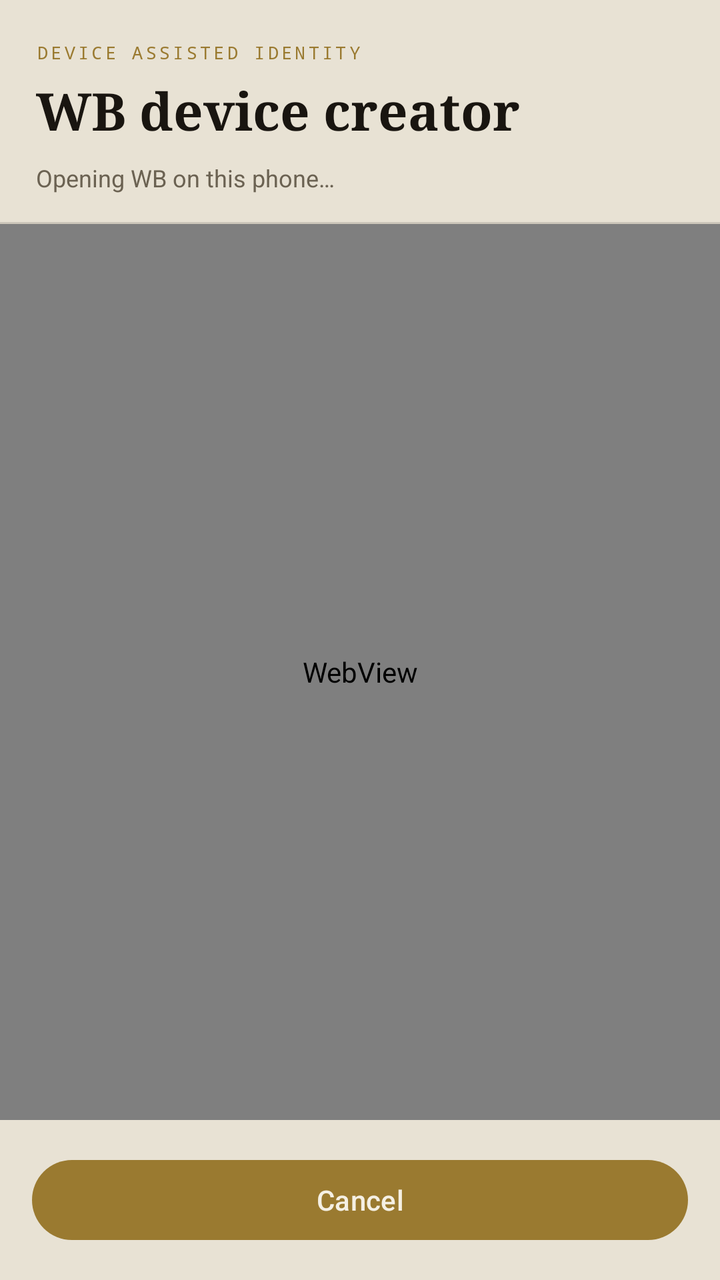
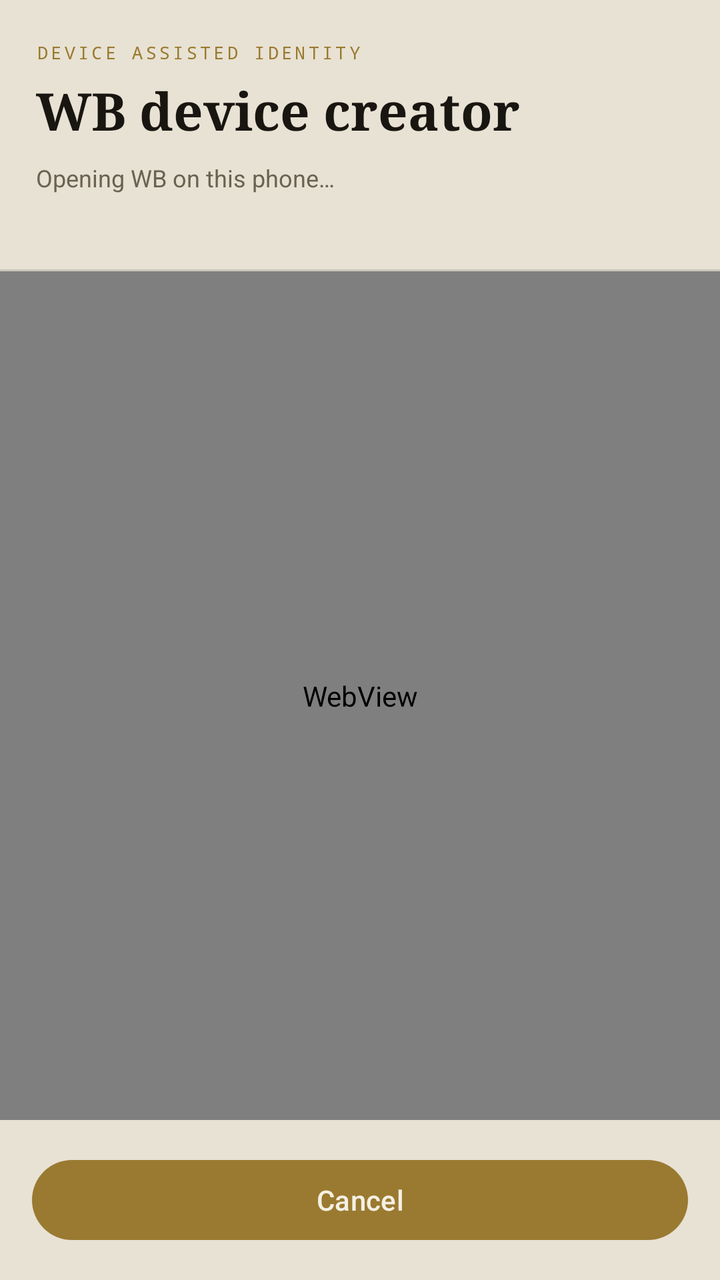

Before-and-after screenshots of an Android layout around one commit, followed by the original layout XML and the change that was made.
<!-- AndroidManifest.xml: application theme Theme.WhitelistBypass -->
<!-- res/layout/activity_wb_login.xml -->
<?xml version="1.0" encoding="utf-8"?>
<LinearLayout xmlns:android="http://schemas.android.com/apk/res/android"
    android:layout_width="match_parent"
    android:layout_height="match_parent"
    android:background="@color/surface_bg"
    android:orientation="vertical">

    <LinearLayout
        android:layout_width="match_parent"
        android:layout_height="wrap_content"
        android:orientation="vertical"
        android:paddingHorizontal="18dp"
        android:paddingTop="20dp"
        android:paddingBottom="14dp">

        <TextView
            android:layout_width="wrap_content"
            android:layout_height="wrap_content"
            android:fontFamily="monospace"
            android:letterSpacing="0.16"
            android:text="@string/wb_login_kicker"
            android:textAllCaps="true"
            android:textColor="@color/accent_emerald"
            android:textSize="9sp" />

        <TextView
            android:layout_width="wrap_content"
            android:layout_height="wrap_content"
            android:layout_marginTop="5dp"
            android:fontFamily="serif"
            android:text="@string/wb_login_title"
            android:textColor="@color/ink"
            android:textSize="26sp"
            android:textStyle="bold" />

        <TextView
            android:id="@+id/wbLoginStatus"
            android:layout_width="match_parent"
            android:layout_height="wrap_content"
            android:layout_marginTop="8dp"
            android:text="@string/wb_login_opening"
            android:textColor="@color/ink_2"
            android:textSize="12sp" />
    </LinearLayout>

    <View
        android:layout_width="match_parent"
        android:layout_height="1dp"
        android:background="@color/hair" />

    <WebView
        android:id="@+id/wbLoginWebView"
        android:layout_width="match_parent"
        android:layout_height="0dp"
        android:layout_weight="1" />

    <LinearLayout
        android:id="@+id/wbInvitePanel"
        android:layout_width="match_parent"
        android:layout_height="wrap_content"
        android:orientation="vertical"
        android:paddingHorizontal="16dp"
        android:paddingTop="10dp"
        android:visibility="gone">

        <EditText
            android:id="@+id/wbInviteInput"
            android:layout_width="match_parent"
            android:layout_height="wrap_content"
            android:hint="@string/wb_creator_invite_hint"
            android:inputType="textUri"
            android:maxLines="2" />

        <com.google.android.material.button.MaterialButton
            android:id="@+id/wbInviteSubmit"
            android:layout_width="match_parent"
            android:layout_height="wrap_content"
            android:text="@string/wb_creator_send_invite" />
    </LinearLayout>

    <com.google.android.material.button.MaterialButton
        android:id="@+id/wbLoginClose"
        android:layout_width="match_parent"
        android:layout_height="wrap_content"
        android:layout_margin="16dp"
        android:text="@string/wb_login_cancel" />
</LinearLayout>
<!-- resources referenced by this layout -->
<resources>
  <color name="accent_emerald">#FF9A7A30</color>
  <color name="hair">#22191510</color>
  <color name="ink">#FF191510</color>
  <color name="ink_2">#FF6B6252</color>
  <color name="surface_bg">#FFE8E2D4</color>
  <string name="wb_creator_invite_hint">WB invitation link</string>
  <string name="wb_creator_send_invite">Send invitation to Manager</string>
  <string name="wb_login_cancel">Cancel</string>
  <string name="wb_login_kicker">Device assisted identity</string>
  <string name="wb_login_opening">Opening WB on this phone…</string>
  <string name="wb_login_title">WB device creator</string>
  <style name="Theme.WhitelistBypass" parent="Base.Theme.WhitelistBypass" />
  <style name="Base.Theme.WhitelistBypass" parent="Theme.Material3.DayNight.NoActionBar">
          <item name="colorPrimary">@color/accent_emerald</item>
          <item name="colorOnPrimary">@color/panel_bg</item>
          <item name="colorPrimaryContainer">@color/accent_emerald_soft</item>
          <item name="colorOnPrimaryContainer">@color/accent_emerald</item>
          <item name="colorSecondary">@color/accent_emerald</item>
          <item name="colorOnSecondary">@color/panel_bg</item>
          <item name="colorSecondaryContainer">@color/accent_emerald_soft</item>
          <item name="colorOnSecondaryContainer">@color/accent_emerald</item>
          <item name="colorTertiary">@color/accent_emerald</item>
          <item name="colorOnTertiary">@color/panel_bg</item>
          <item name="colorTertiaryContainer">@color/accent_emerald_soft</item>
          <item name="colorOnTertiaryContainer">@color/accent_emerald</item>
          <item name="android:colorBackground">@color/surface_bg</item>
          <item name="android:windowLightStatusBar">@bool/light_system_bars</item>
          <item name="android:windowLightNavigationBar">@bool/light_system_bars</item>
          <item name="android:statusBarColor">@color/surface_bg</item>
          <item name="android:navigationBarColor">@color/surface_bg</item>
          <item name="colorSurface">@color/panel_bg</item>
          <item name="colorSurfaceVariant">@color/panel_2</item>
          <item name="colorSurfaceContainer">@color/panel_2</item>
          <item name="colorOnSurface">@color/ink</item>
          <item name="colorOnSurfaceVariant">@color/ink_2</item>
          <item name="colorOutline">@color/hair_strong</item>
          <item name="colorOutlineVariant">@color/hair</item>
          <item name="colorError">@color/error_red</item>
          <item name="bottomSheetDialogTheme">@style/ThemeOverlay.WhitelistBypass.BottomSheetDialog</item>
      </style>
  <color name="panel_bg">#FFF5F0E4</color>
  <color name="accent_emerald_soft">#2A9A7A30</color>
  <color name="panel_2">#FFEDE6D6</color>
  <color name="hair_strong">#55191510</color>
  <color name="error_red">#FFA4283F</color>
  <style name="ThemeOverlay.WhitelistBypass.BottomSheetDialog" parent="ThemeOverlay.Material3.BottomSheetDialog">
          <item name="bottomSheetStyle">@style/Widget.WhitelistBypass.BottomSheet</item>
          <item name="android:windowAnimationStyle">@style/Animation.Design.BottomSheetDialog</item>
          <item name="android:windowSoftInputMode">adjustResize</item>
      </style>
  <style name="Widget.WhitelistBypass.BottomSheet" parent="Widget.Material3.BottomSheet.Modal">
          <item name="shapeAppearance">@style/ShapeAppearance.WhitelistBypass.BottomSheet</item>
          <item name="backgroundTint">@color/panel_bg</item>
      </style>
  <style name="ShapeAppearance.WhitelistBypass.BottomSheet" parent="">
          <item name="cornerFamily">cut</item>
          <item name="cornerSizeTopLeft">18dp</item>
          <item name="cornerSizeTopRight">18dp</item>
          <item name="cornerSizeBottomLeft">0dp</item>
          <item name="cornerSizeBottomRight">0dp</item>
      </style>
</resources>

<!-- the commit's change to res/layout/activity_wb_login.xml (unified diff, before → after) -->
@@ -41,6 +41,17 @@
             android:text="@string/wb_login_opening"
             android:textColor="@color/ink_2"
             android:textSize="12sp" />
+
+        <TextView
+            android:id="@+id/wbLoginDiagnostics"
+            android:layout_width="match_parent"
+            android:layout_height="wrap_content"
+            android:layout_marginTop="10dp"
+            android:fontFamily="monospace"
+            android:maxLines="7"
+            android:textColor="@color/ink_2"
+            android:textIsSelectable="true"
+            android:textSize="10sp" />
     </LinearLayout>
 
     <View
